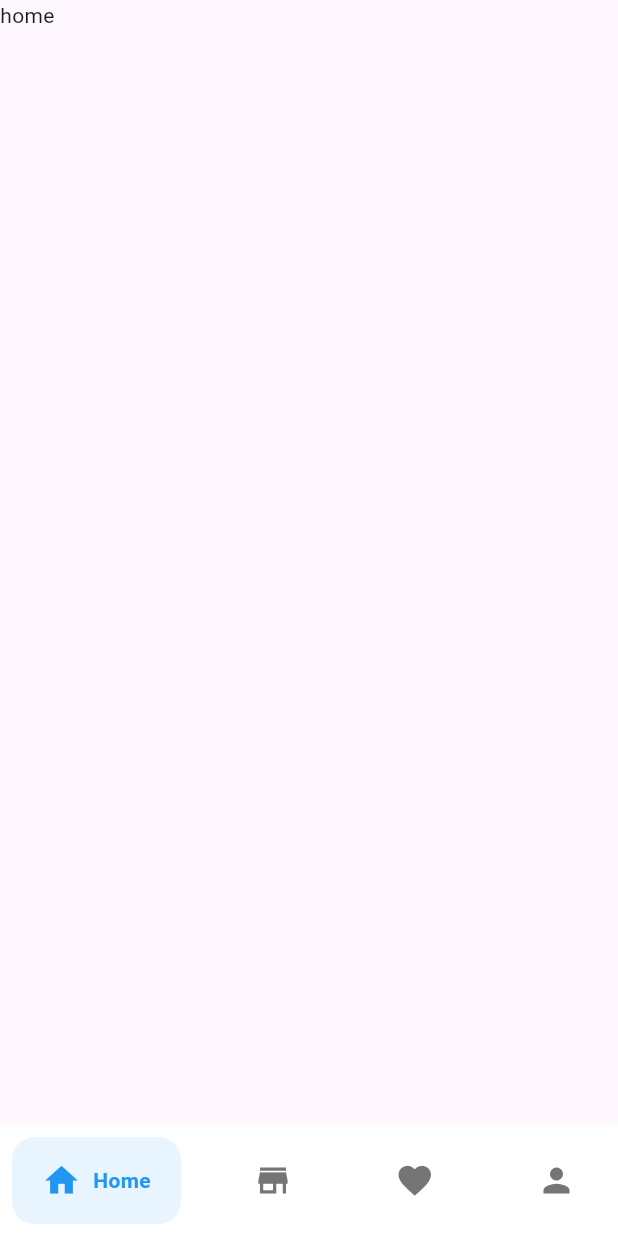
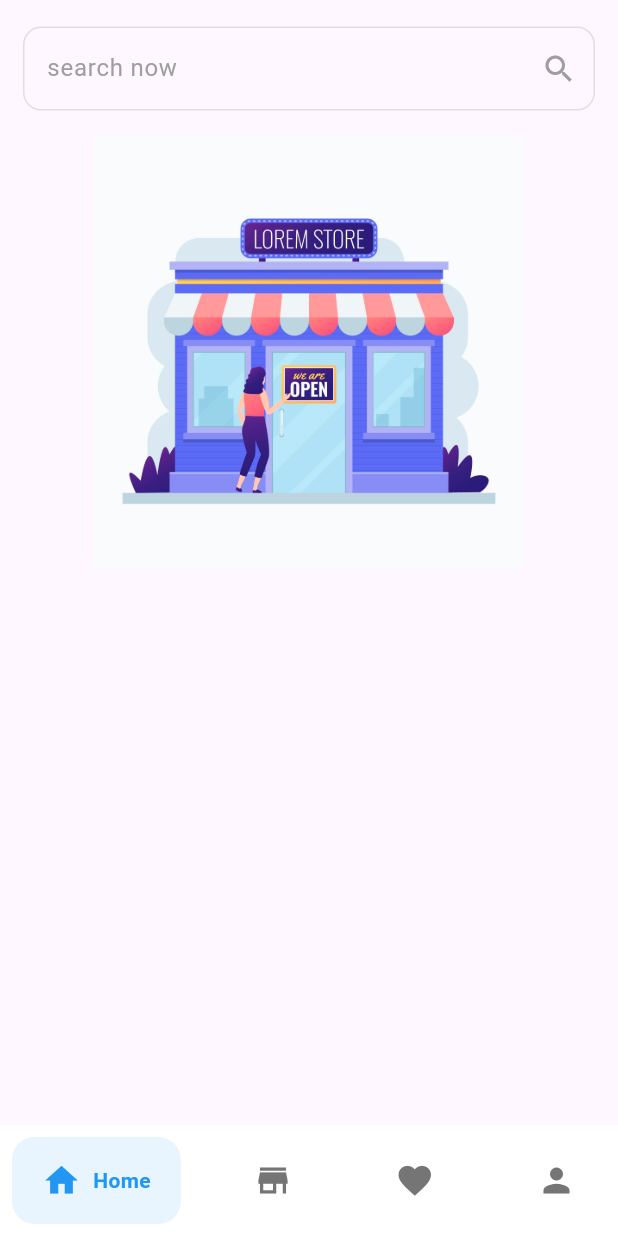
Before and after one commit to IbrahimElbazz/market, a Flutter app: the NavBar screen opened directly, on a phone screen of 412 x 824 dp. Run offline on Flutter 3.47's test engine with Material 3 defaults, Android fonts, the phone set to English and light mode, and no system bars; drawn by our look-alikes of google_nav_bar; our stand-ins replace flutter_bloc, flutter_screenutil, freezed_annotation.

Commit message:
add image and search bar in home

```diff
--- a/lib/core/widgets/custom_text_field.dart
+++ b/lib/core/widgets/custom_text_field.dart
@@ -6,13 +6,16 @@ class CustomTextField extends StatelessWidget {
     required this.hint,
     this.controller,
     this.iconButton,
+    this.enable,
   });
   final String? hint;
   final TextEditingController? controller;
   final Widget? iconButton;
+  final bool? enable;
   @override
   Widget build(BuildContext context) {
     return TextField(
+      enabled: enable,
       controller: controller,
       decoration: InputDecoration(
         hintText: hint ?? "",
--- a/lib/views/home/ui/home.dart
+++ b/lib/views/home/ui/home.dart
@@ -1,10 +1,37 @@
 import 'package:flutter/material.dart';
+import 'package:flutter_screenutil/flutter_screenutil.dart';
+import 'package:market/core/widgets/custom_text_field.dart';
+import 'package:market/core/widgets/gap.dart';
 
 class Home extends StatelessWidget {
   const Home({super.key});
 
   @override
   Widget build(BuildContext context) {
-    return const Text('home');
+    return SafeArea(
+      child: SingleChildScrollView(
+        child: Padding(
+          padding: EdgeInsets.symmetric(horizontal: 16.w),
+          child: Column(
+            children: [
+              const GapH(height: 20),
+              const CustomTextField(
+                enable: false,
+                hint: 'search now ',
+                iconButton: Icon(
+                  Icons.search,
+                  color: Colors.grey,
+                ),
+              ),
+              const GapH(height: 20),
+              SizedBox(
+                width: 300.w,
+                child: Image.asset('assets/images/3858422.jpg'),
+              ),
+            ],
+          ),
+        ),
+      ),
+    );
   }
 }
--- a/pubspec.yaml
+++ b/pubspec.yaml
@@ -70,9 +70,9 @@ flutter:
   uses-material-design: true
 
   # To add assets to your application, add an assets section, like this:
-  # assets:
-  #   - images/a_dot_burr.jpeg
-  #   - images/a_dot_ham.jpeg
+  assets:
+    - assets/images/
+
 
   # An image asset can refer to one or more resolution-specific "variants", see
   # https://flutter.dev/to/resolution-aware-images
```
Also changed, not shown: assets/images/3858422.jpg (added).
